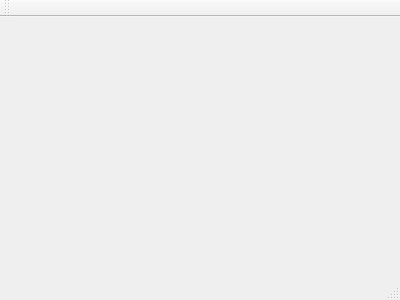
Old version of the form mainwindow.ui in the repository atile-y/AutomataCelular1D.
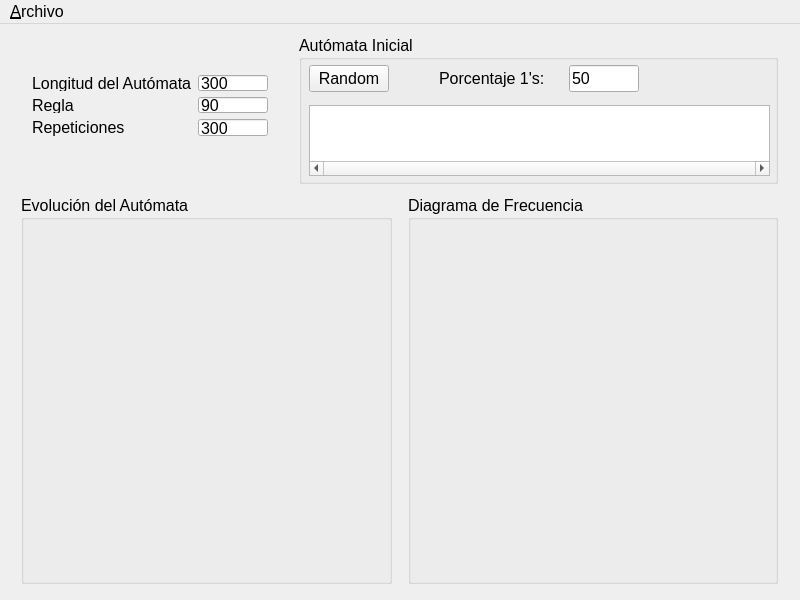
New version of the form. Icons and pictures are not drawn.

What changed in the file:
```diff
--- a/mainwindow.ui
+++ b/mainwindow.ui
@@ -1,24 +1,368 @@
 <ui version="4.0">
  <class>MainWindow</class>
- <widget class="QMainWindow" name="MainWindow" >
-  <property name="geometry" >
+ <widget class="QMainWindow" name="MainWindow">
+  <property name="geometry">
    <rect>
     <x>0</x>
     <y>0</y>
-    <width>400</width>
-    <height>300</height>
+    <width>800</width>
+    <height>600</height>
    </rect>
   </property>
-  <property name="windowTitle" >
-   <string>MainWindow</string>
+  <property name="minimumSize">
+   <size>
+    <width>800</width>
+    <height>600</height>
+   </size>
   </property>
-  <widget class="QMenuBar" name="menuBar" />
-  <widget class="QToolBar" name="mainToolBar" />
-  <widget class="QWidget" name="centralWidget" />
-  <widget class="QStatusBar" name="statusBar" />
+  <property name="maximumSize">
+   <size>
+    <width>800</width>
+    <height>600</height>
+   </size>
+  </property>
+  <property name="font">
+   <font>
+    <pointsize>12</pointsize>
+   </font>
+  </property>
+  <property name="windowTitle">
+   <string>Automata Celular 1D</string>
+  </property>
+  <widget class="QWidget" name="centralWidget">
+   <widget class="QPushButton" name="playPushButton">
+    <property name="geometry">
+     <rect>
+      <x>80</x>
+      <y>130</y>
+      <width>32</width>
+      <height>32</height>
+     </rect>
+    </property>
+    <property name="text">
+     <string/>
+    </property>
+    <property name="icon">
+     <iconset resource="resources.qrc">
+      <normaloff>:/images/play.png</normaloff>:/images/play.png</iconset>
+    </property>
+    <property name="iconSize">
+     <size>
+      <width>32</width>
+      <height>32</height>
+     </size>
+    </property>
+    <property name="flat">
+     <bool>true</bool>
+    </property>
+   </widget>
+   <widget class="QPushButton" name="pausePushButton">
+    <property name="geometry">
+     <rect>
+      <x>140</x>
+      <y>130</y>
+      <width>32</width>
+      <height>32</height>
+     </rect>
+    </property>
+    <property name="text">
+     <string/>
+    </property>
+    <property name="icon">
+     <iconset resource="resources.qrc">
+      <normaloff>:/images/pause.png</normaloff>:/images/pause.png</iconset>
+    </property>
+    <property name="iconSize">
+     <size>
+      <width>32</width>
+      <height>32</height>
+     </size>
+    </property>
+    <property name="flat">
+     <bool>true</bool>
+    </property>
+   </widget>
+   <widget class="QPushButton" name="stopPushButton">
+    <property name="geometry">
+     <rect>
+      <x>200</x>
+      <y>130</y>
+      <width>32</width>
+      <height>32</height>
+     </rect>
+    </property>
+    <property name="text">
+     <string/>
+    </property>
+    <property name="icon">
+     <iconset resource="resources.qrc">
+      <normaloff>:/images/stop.png</normaloff>:/images/stop.png</iconset>
+    </property>
+    <property name="iconSize">
+     <size>
+      <width>32</width>
+      <height>32</height>
+     </size>
+    </property>
+    <property name="flat">
+     <bool>true</bool>
+    </property>
+   </widget>
+   <widget class="QWidget" name="layoutWidget">
+    <property name="geometry">
+     <rect>
+      <x>21</x>
+      <y>40</y>
+      <width>262</width>
+      <height>83</height>
+     </rect>
+    </property>
+    <layout class="QFormLayout" name="formLayout">
+     <property name="formAlignment">
+      <set>Qt::AlignLeading|Qt::AlignLeft|Qt::AlignVCenter</set>
+     </property>
+     <item row="0" column="0">
+      <widget class="QLabel" name="lengthLabel">
+       <property name="text">
+        <string>Longitud del Autómata</string>
+       </property>
+      </widget>
+     </item>
+     <item row="0" column="1">
+      <widget class="QLineEdit" name="lengthLineEdit">
+       <property name="sizePolicy">
+        <sizepolicy hsizetype="Fixed" vsizetype="Fixed">
+         <horstretch>0</horstretch>
+         <verstretch>0</verstretch>
+        </sizepolicy>
+       </property>
+       <property name="maximumSize">
+        <size>
+         <width>70</width>
+         <height>23</height>
+        </size>
+       </property>
+       <property name="text">
+        <string>300</string>
+       </property>
+      </widget>
+     </item>
+     <item row="1" column="0">
+      <widget class="QLabel" name="ruleLabel">
+       <property name="text">
+        <string>Regla</string>
+       </property>
+      </widget>
+     </item>
+     <item row="1" column="1">
+      <widget class="QLineEdit" name="ruleLineEdit">
+       <property name="sizePolicy">
+        <sizepolicy hsizetype="Fixed" vsizetype="Fixed">
+         <horstretch>0</horstretch>
+         <verstretch>0</verstretch>
+        </sizepolicy>
+       </property>
+       <property name="maximumSize">
+        <size>
+         <width>70</width>
+         <height>23</height>
+        </size>
+       </property>
+       <property name="text">
+        <string>90</string>
+       </property>
+      </widget>
+     </item>
+     <item row="2" column="0">
+      <widget class="QLabel" name="timeLabel">
+       <property name="text">
+        <string>Repeticiones</string>
+       </property>
+      </widget>
+     </item>
+     <item row="2" column="1">
+      <widget class="QLineEdit" name="timeLineEdit">
+       <property name="sizePolicy">
+        <sizepolicy hsizetype="Fixed" vsizetype="Fixed">
+         <horstretch>0</horstretch>
+         <verstretch>0</verstretch>
+        </sizepolicy>
+       </property>
+       <property name="maximumSize">
+        <size>
+         <width>70</width>
+         <height>23</height>
+        </size>
+       </property>
+       <property name="text">
+        <string>300</string>
+       </property>
+      </widget>
+     </item>
+    </layout>
+   </widget>
+   <widget class="QGroupBox" name="initTapeGroupBox">
+    <property name="geometry">
+     <rect>
+      <x>299</x>
+      <y>11</y>
+      <width>479</width>
+      <height>149</height>
+     </rect>
+    </property>
+    <property name="title">
+     <string>Autómata Inicial</string>
+    </property>
+    <widget class="QPushButton" name="randomPushButton">
+     <property name="geometry">
+      <rect>
+       <x>10</x>
+       <y>30</y>
+       <width>80</width>
+       <height>27</height>
+      </rect>
+     </property>
+     <property name="text">
+      <string>Random</string>
+     </property>
+    </widget>
+    <widget class="QLabel" name="percentLabel">
+     <property name="geometry">
+      <rect>
+       <x>140</x>
+       <y>30</y>
+       <width>119</width>
+       <height>27</height>
+      </rect>
+     </property>
+     <property name="text">
+      <string>Porcentaje 1's:</string>
+     </property>
+    </widget>
+    <widget class="QLineEdit" name="percentLineEdit">
+     <property name="geometry">
+      <rect>
+       <x>270</x>
+       <y>30</y>
+       <width>70</width>
+       <height>27</height>
+      </rect>
+     </property>
+     <property name="sizePolicy">
+      <sizepolicy hsizetype="Fixed" vsizetype="Fixed">
+       <horstretch>0</horstretch>
+       <verstretch>0</verstretch>
+      </sizepolicy>
+     </property>
+     <property name="maximumSize">
+      <size>
+       <width>70</width>
+       <height>27</height>
+      </size>
+     </property>
+     <property name="text">
+      <string>50</string>
+     </property>
+    </widget>
+    <widget class="QTableWidget" name="tapeTableWidget">
+     <property name="geometry">
+      <rect>
+       <x>10</x>
+       <y>70</y>
+       <width>461</width>
+       <height>71</height>
+      </rect>
+     </property>
+     <property name="verticalScrollBarPolicy">
+      <enum>Qt::ScrollBarAlwaysOff</enum>
+     </property>
+     <property name="horizontalScrollBarPolicy">
+      <enum>Qt::ScrollBarAlwaysOn</enum>
+     </property>
+     <property name="selectionMode">
+      <enum>QAbstractItemView::SingleSelection</enum>
+     </property>
+     <property name="rowCount">
+      <number>1</number>
+     </property>
+     <attribute name="horizontalHeaderDefaultSectionSize">
+      <number>45</number>
+     </attribute>
+     <attribute name="horizontalHeaderHighlightSections">
+      <bool>false</bool>
+     </attribute>
+     <attribute name="verticalHeaderVisible">
+      <bool>false</bool>
+     </attribute>
+     <row/>
+    </widget>
+   </widget>
+   <widget class="QGroupBox" name="evolutionGroupBox">
+    <property name="geometry">
+     <rect>
+      <x>21</x>
+      <y>171</y>
+      <width>371</width>
+      <height>389</height>
+     </rect>
+    </property>
+    <property name="title">
+     <string>Evolución del Autómata</string>
+    </property>
+   </widget>
+   <widget class="QGroupBox" name="frequencyGroupBox">
+    <property name="geometry">
+     <rect>
+      <x>408</x>
+      <y>171</y>
+      <width>370</width>
+      <height>389</height>
+     </rect>
+    </property>
+    <property name="title">
+     <string>Diagrama de Frecuencia</string>
+    </property>
+    <widget class="QWidget" name="frequencyWidget" native="true">
+     <property name="geometry">
+      <rect>
+       <x>10</x>
+       <y>30</y>
+       <width>351</width>
+       <height>351</height>
+      </rect>
+     </property>
+    </widget>
+   </widget>
+  </widget>
+  <widget class="QMenuBar" name="menuBar">
+   <property name="geometry">
+    <rect>
+     <x>0</x>
+     <y>0</y>
+     <width>800</width>
+     <height>24</height>
+    </rect>
+   </property>
+   <widget class="QMenu" name="menu_File">
+    <property name="title">
+     <string>&amp;Archivo</string>
+    </property>
+    <addaction name="action_Open_file"/>
+   </widget>
+   <addaction name="menu_File"/>
+  </widget>
+  <action name="action_Open_file">
+   <property name="text">
+    <string>Abrir archivo</string>
+   </property>
+   <property name="shortcut">
+    <string>Ctrl+O</string>
+   </property>
+  </action>
  </widget>
- <layoutDefault spacing="6" margin="11" />
- <pixmapfunction></pixmapfunction>
- <resources/>
+ <layoutdefault spacing="6" margin="11"/>
+ <resources>
+  <include location="resources.qrc"/>
+ </resources>
  <connections/>
 </ui>
```
Left out of the diff: 1 changed line with no effect on the pictures.
